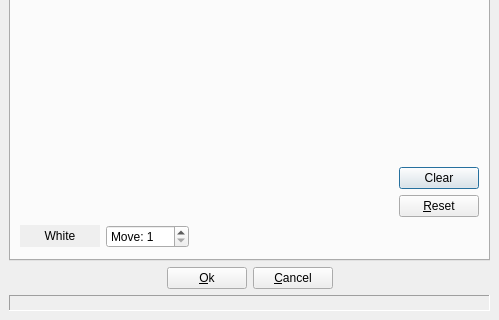
First picture: the form in src/gui/boardsetup.ui, repository madnight/chessx, before the edit; both pictures show x 0 to 499 and y 160 to 480 of the 499 by 480 pixel window.
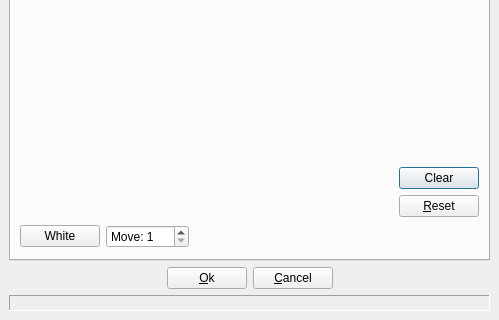
Second picture: the form after the edit. Custom widgets are drawn as their Qt base class.

Commit message: Test standard button instead of flat one.

```diff
--- a/src/gui/boardsetup.ui
+++ b/src/gui/boardsetup.ui
@@ -94,9 +94,6 @@
            <property name="text" >
             <string>White</string>
            </property>
-           <property name="flat" >
-            <bool>true</bool>
-           </property>
           </widget>
          </item>
          <item>
```
